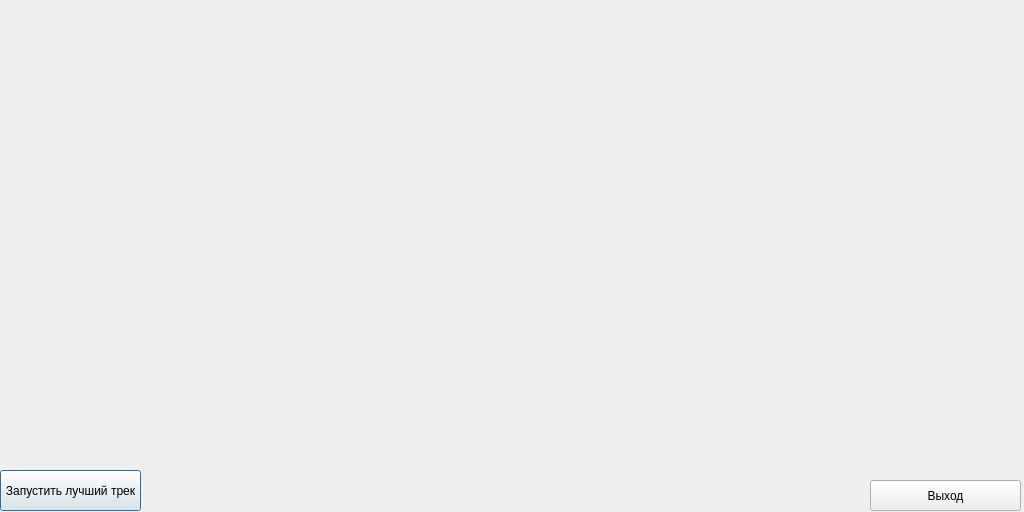
Above: Design.ui from Lime00000000/Christianity before the change. Below: the same form after it.
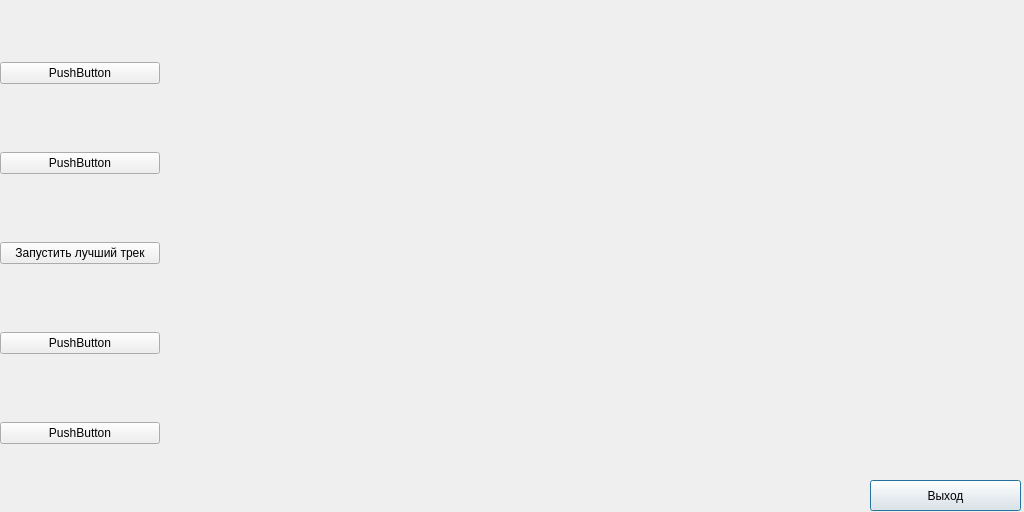
That is the form after the change.

Patch:
```diff
--- a/Design.ui
+++ b/Design.ui
@@ -13,25 +13,6 @@
   <property name="windowTitle">
    <string>Dialog</string>
   </property>
-  <widget class="QPushButton" name="pushButton">
-   <property name="geometry">
-    <rect>
-     <x>0</x>
-     <y>470</y>
-     <width>141</width>
-     <height>41</height>
-    </rect>
-   </property>
-   <property name="text">
-    <string>Запустить лучший трек</string>
-   </property>
-   <property name="autoExclusive">
-    <bool>false</bool>
-   </property>
-   <property name="flat">
-    <bool>false</bool>
-   </property>
-  </widget>
   <widget class="QPushButton" name="pushButton_2">
    <property name="geometry">
     <rect>
@@ -45,6 +26,59 @@
     <string>Выход</string>
    </property>
   </widget>
+  <widget class="QWidget" name="verticalLayoutWidget">
+   <property name="geometry">
+    <rect>
+     <x>0</x>
+     <y>0</y>
+     <width>160</width>
+     <height>511</height>
+    </rect>
+   </property>
+   <layout class="QVBoxLayout" name="verticalLayout">
+    <item>
+     <widget class="QPushButton" name="pushButton_3">
+      <property name="text">
+       <string>PushButton</string>
+      </property>
+     </widget>
+    </item>
+    <item>
+     <widget class="QPushButton" name="pushButton_4">
+      <property name="text">
+       <string>PushButton</string>
+      </property>
+     </widget>
+    </item>
+    <item>
+     <widget class="QPushButton" name="pushButton">
+      <property name="text">
+       <string>Запустить лучший трек</string>
+      </property>
+      <property name="autoExclusive">
+       <bool>false</bool>
+      </property>
+      <property name="flat">
+       <bool>false</bool>
+      </property>
+     </widget>
+    </item>
+    <item>
+     <widget class="QPushButton" name="pushButton_6">
+      <property name="text">
+       <string>PushButton</string>
+      </property>
+     </widget>
+    </item>
+    <item>
+     <widget class="QPushButton" name="pushButton_5">
+      <property name="text">
+       <string>PushButton</string>
+      </property>
+     </widget>
+    </item>
+   </layout>
+  </widget>
  </widget>
  <resources/>
  <connections/>
```
